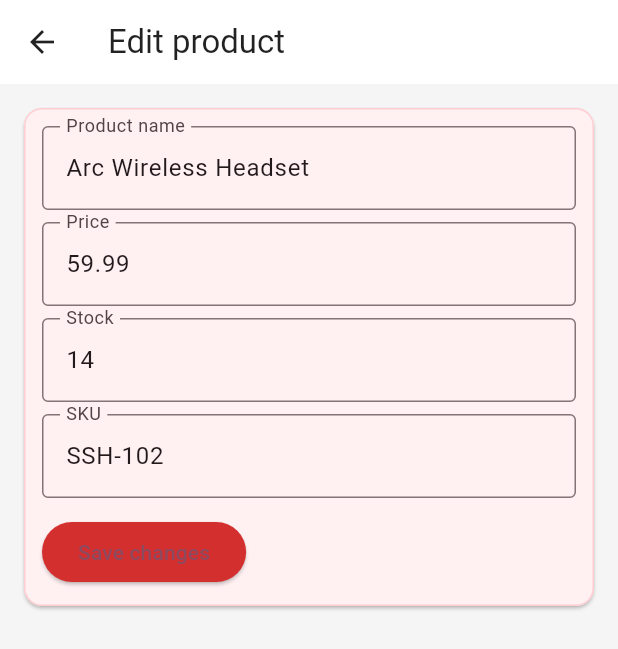
After one commit to Utsavsayami/Shopsage, a Flutter app: the VendorDashboardView screen opened directly, scrolled down 519 dp, after a tap on the "edit" icon, on a phone screen of 412 x 824 dp. The commit adds this screen. Shown: the top 649 px of the screen. Run offline on Flutter 3.47's test engine with Material 3 defaults, Android fonts, the phone set to English and light mode, and no system bars; our stand-ins replace get, shared_preferences; accounts and stored records are empty.

Commit message:
Add vendor dashboard and product management module

```diff
--- /dev/null
+++ b/shopsage/lib/controllers/vendor_controller.dart
@@ -0,0 +1,35 @@
+import 'package:get/get.dart';
+import 'package:shopsage_auth_app/models/product.dart';
+import 'package:shopsage_auth_app/services/product_service.dart';
+
+class VendorController extends GetxController {
+  final products = <Product>[].obs;
+
+  // mock values for orders/revenue shown on dashboard
+  final orders = 42.obs;
+  final pendingOrders = 6.obs;
+  final revenue = 2840.0.obs;
+
+  @override
+  void onInit() {
+    super.onInit();
+    products.assignAll(ProductService.instance.seedProducts());
+  }
+
+  void addProduct(Product p) {
+    products.insert(0, p);
+  }
+
+  void updateProduct(String id, Product updated) {
+    final idx = products.indexWhere((e) => e.id == id);
+    if (idx != -1) products[idx] = updated;
+  }
+
+  void deleteProduct(String id) {
+    products.removeWhere((p) => p.id == id);
+  }
+
+  int get totalProducts => products.length;
+
+  List<Product> get lowStock => products.where((p) => p.stock <= 10).toList();
+}
--- a/shopsage/lib/main.dart
+++ b/shopsage/lib/main.dart
@@ -1,5 +1,7 @@
 import 'package:flutter/material.dart';
-import 'views/login_view.dart';
+import 'package:get/get.dart';
+import 'package:shopsage_auth_app/views/login_view.dart';
+import 'package:shopsage_auth_app/views/vendor_dashboard_view.dart';
 
 void main() {
   runApp(const ShopSageApp());
@@ -10,7 +12,7 @@ class ShopSageApp extends StatelessWidget {
 
   @override
   Widget build(BuildContext context) {
-    return MaterialApp(
+    return GetMaterialApp(
       title: 'ShopSage',
       debugShowCheckedModeBanner: false,
       theme: ThemeData(
@@ -20,7 +22,7 @@ class ShopSageApp extends StatelessWidget {
           border: OutlineInputBorder(),
         ),
       ),
-      home: const LoginView(),
+      home: LoginView(),
     );
   }
 }
--- /dev/null
+++ b/shopsage/lib/models/product.dart
@@ -0,0 +1,34 @@
+class Product {
+  String id;
+  String name;
+  String sku;
+  double price;
+  int stock;
+  DateTime createdAt;
+
+  Product({
+    required this.id,
+    required this.name,
+    required this.sku,
+    required this.price,
+    required this.stock,
+    DateTime? createdAt,
+  }) : createdAt = createdAt ?? DateTime.now();
+
+  Product copyWith({
+    String? id,
+    String? name,
+    String? sku,
+    double? price,
+    int? stock,
+  }) {
+    return Product(
+      id: id ?? this.id,
+      name: name ?? this.name,
+      sku: sku ?? this.sku,
+      price: price ?? this.price,
+      stock: stock ?? this.stock,
+      createdAt: createdAt,
+    );
+  }
+}
--- /dev/null
+++ b/shopsage/lib/services/product_service.dart
@@ -0,0 +1,30 @@
+import 'package:shopsage_auth_app/models/product.dart';
+
+class ProductService {
+  ProductService._privateConstructor();
+  static final ProductService instance = ProductService._privateConstructor();
+
+  // Returns some sample products to seed the UI.
+  List<Product> seedProducts() {
+    return [
+      Product(
+          id: 'p1',
+          name: 'Arc Wireless Headset',
+          sku: 'SSH-102',
+          price: 59.99,
+          stock: 14),
+      Product(
+          id: 'p2',
+          name: 'Compact Power Hub',
+          sku: 'SSH-117',
+          price: 29.99,
+          stock: 8),
+      Product(
+          id: 'p3',
+          name: 'Modular Stand',
+          sku: 'SSH-124',
+          price: 39.99,
+          stock: 24),
+    ];
+  }
+}
--- /dev/null
+++ b/shopsage/lib/views/add_edit_product_view.dart
@@ -0,0 +1,155 @@
+import 'package:flutter/material.dart';
+import 'package:get/get.dart';
+import 'package:shopsage_auth_app/controllers/vendor_controller.dart';
+import 'package:shopsage_auth_app/models/product.dart';
+
+class AddEditProductView extends StatefulWidget {
+  final Product? product;
+  AddEditProductView({Key? key, this.product}) : super(key: key);
+
+  @override
+  State<AddEditProductView> createState() => _AddEditProductViewState();
+}
+
+class _AddEditProductViewState extends State<AddEditProductView> {
+  final _formKey = GlobalKey<FormState>();
+  final _nameCtrl = TextEditingController();
+  final _priceCtrl = TextEditingController();
+  final _skuCtrl = TextEditingController();
+  final _stockCtrl = TextEditingController();
+
+  late VendorController ctrl;
+
+  @override
+  void initState() {
+    super.initState();
+    // Ensure controller exists — if not, register one.
+    ctrl = Get.isRegistered<VendorController>()
+        ? Get.find<VendorController>()
+        : Get.put(VendorController());
+    if (widget.product != null) {
+      _nameCtrl.text = widget.product!.name;
+      _priceCtrl.text = widget.product!.price.toString();
+      _skuCtrl.text = widget.product!.sku;
+      _stockCtrl.text = widget.product!.stock.toString();
+    }
+  }
+
+  @override
+  void dispose() {
+    _nameCtrl.dispose();
+    _priceCtrl.dispose();
+    _skuCtrl.dispose();
+    _stockCtrl.dispose();
+    super.dispose();
+  }
+
+  void _save() {
+    if (!_formKey.currentState!.validate()) return;
+    final name = _nameCtrl.text.trim();
+    final sku = _skuCtrl.text.trim();
+    final price = double.tryParse(_priceCtrl.text) ?? 0.0;
+    final stock = int.tryParse(_stockCtrl.text) ?? 0;
+
+    try {
+      if (widget.product == null) {
+        final p = Product(
+            id: DateTime.now().millisecondsSinceEpoch.toString(),
+            name: name,
+            sku: sku,
+            price: price,
+            stock: stock);
+        ctrl.addProduct(p);
+      } else {
+        final updated = widget.product!
+            .copyWith(name: name, sku: sku, price: price, stock: stock);
+        ctrl.updateProduct(widget.product!.id, updated);
+      }
+      Get.back();
+    } catch (err, st) {
+      Get.snackbar('Error', 'Failed to save product: $err',
+          snackPosition: SnackPosition.BOTTOM);
+      print('Save product error: $err\n$st');
+    }
+  }
+
+  @override
+  Widget build(BuildContext context) {
+    final isEdit = widget.product != null;
+    return Scaffold(
+      backgroundColor: Colors.grey.shade100,
+      appBar: AppBar(
+        title: Text(isEdit ? 'Edit product' : 'Add product'),
+        backgroundColor: Colors.white,
+        foregroundColor: Colors.black87,
+        elevation: 0,
+      ),
+      body: SafeArea(
+        child: SingleChildScrollView(
+          padding: EdgeInsets.only(
+              bottom: MediaQuery.of(context).viewInsets.bottom +
+                  MediaQuery.of(context).padding.bottom +
+                  12),
+          child: Padding(
+            padding: const EdgeInsets.all(12.0),
+            child: Form(
+              key: _formKey,
+              child: Column(children: [
+                Card(
+                  shape: RoundedRectangleBorder(
+                      borderRadius: BorderRadius.circular(12),
+                      side: BorderSide(color: Colors.red.shade100)),
+                  child: Padding(
+                    padding: const EdgeInsets.all(12.0),
+                    child: Column(
+                      children: [
+                        TextFormField(
+                            controller: _nameCtrl,
+                            decoration:
+                                InputDecoration(labelText: 'Product name'),
+                            validator: (v) =>
+                                v == null || v.isEmpty ? 'Required' : null),
+                        SizedBox(height: 8),
+                        TextFormField(
+                            controller: _priceCtrl,
+                            decoration: InputDecoration(labelText: 'Price'),
+                            keyboardType:
+                                TextInputType.numberWithOptions(decimal: true),
+                            validator: (v) =>
+                                v == null || v.isEmpty ? 'Required' : null),
+                        SizedBox(height: 8),
+                        TextFormField(
+                            controller: _stockCtrl,
+                            decoration: InputDecoration(labelText: 'Stock'),
+                            keyboardType: TextInputType.number,
+                            validator: (v) =>
+                                v == null || v.isEmpty ? 'Required' : null),
+                        SizedBox(height: 8),
+                        TextFormField(
+                            controller: _skuCtrl,
+                            decoration: InputDecoration(labelText: 'SKU'),
+                            validator: (v) =>
+                                v == null || v.isEmpty ? 'Required' : null),
+                        SizedBox(height: 12),
+                        Align(
+                          alignment: Alignment.centerLeft,
+                          child: ElevatedButton(
+                            style: ElevatedButton.styleFrom(
+                                backgroundColor: Colors.red.shade700),
+                            onPressed: _save,
+                            child:
+                                Text(isEdit ? 'Save changes' : 'Save product'),
+                          ),
+                        )
+                      ],
+                    ),
+                  ),
+                )
+              ]),
+            ),
+          ),
+        ),
+      ),
+    );
+  }
+}
--- /dev/null
+++ b/shopsage/lib/views/vendor_dashboard_view.dart
@@ -0,0 +1,200 @@
+import 'package:flutter/material.dart';
+import 'package:get/get.dart';
+import 'package:shopsage_auth_app/controllers/vendor_controller.dart';
+import 'package:shopsage_auth_app/views/add_edit_product_view.dart';
+import 'package:shopsage_auth_app/widgets/product_list_item.dart';
+
+class VendorDashboardView extends StatelessWidget {
+  VendorDashboardView({Key? key}) : super(key: key);
+
+  final VendorController ctrl = Get.put(VendorController());
+
+  Widget _statCard(String title, String value, {IconData? icon}) {
+    return Container(
+      padding: EdgeInsets.all(12),
+      decoration: BoxDecoration(
+        color: Colors.white,
+        borderRadius: BorderRadius.circular(12),
+        boxShadow: [BoxShadow(color: Colors.black12, blurRadius: 6)],
+      ),
+      child: Column(
+        crossAxisAlignment: CrossAxisAlignment.start,
+        children: [
+          Row(
+            children: [
+              if (icon != null)
+                Container(
+                  padding: EdgeInsets.all(8),
+                  decoration: BoxDecoration(
+                    color: Colors.grey.shade100,
+                    borderRadius: BorderRadius.circular(8),
+                  ),
+                  child: Icon(icon, size: 20, color: Colors.grey.shade700),
+                ),
+              Spacer(),
+            ],
+          ),
+          SizedBox(height: 8),
+          Text(value,
+              style: TextStyle(fontSize: 20, fontWeight: FontWeight.bold)),
+          SizedBox(height: 6),
+          Text(title, style: TextStyle(color: Colors.grey.shade600)),
+        ],
+      ),
+    );
+  }
+
+  @override
+  Widget build(BuildContext context) {
+    return Scaffold(
+      backgroundColor: Colors.grey.shade100,
+      appBar: AppBar(
+        title: Text('Vendor dashboard'),
+        elevation: 0,
+        backgroundColor: Colors.white,
+        foregroundColor: Colors.black87,
+      ),
+      body: SafeArea(
+        child: Padding(
+          padding: const EdgeInsets.all(12.0),
+          child: LayoutBuilder(
+            builder: (context, constraints) {
+              return SingleChildScrollView(
+                padding: EdgeInsets.only(
+                    bottom: MediaQuery.of(context).viewInsets.bottom + 8),
+                child: Column(
+                  crossAxisAlignment: CrossAxisAlignment.start,
+                  children: <Widget>[
+                    ElevatedButton.icon(
+                      style: ElevatedButton.styleFrom(
+                          backgroundColor: Colors.red.shade700),
+                      onPressed: () => Get.to(() => AddEditProductView()),
+                      icon: Icon(Icons.add_box_outlined),
+                      label: Text('Add product'),
+                    ),
+                    SizedBox(height: 12),
+
+                    // Stats grid — only wrap the dynamic parts in Obx
+                    Column(
+                      children: [
+                        SizedBox(
+                            height: 120,
+                            child: Obx(() => _statCard(
+                                'Total products', '${ctrl.products.length}',
+                                icon: Icons.inventory_2))),
+                        SizedBox(height: 12),
+                        SizedBox(
+                            height: 120,
+                            child: Obx(() => _statCard(
+                                'Orders', '${ctrl.orders.value}',
+                                icon: Icons.shopping_bag_outlined))),
+                        SizedBox(height: 12),
+                        SizedBox(
+                            height: 120,
+                            child: Obx(() => _statCard('Revenue',
+                                '\$${ctrl.revenue.value.toStringAsFixed(0)}',
+                                icon: Icons.attach_money))),
+                        SizedBox(height: 12),
+                        SizedBox(
+                            height: 120,
+                            child: Obx(() => _statCard(
+                                'Pending orders', '${ctrl.pendingOrders.value}',
+                                icon: Icons.pending_actions))),
+                      ],
+                    ),
+
+                    SizedBox(height: 16),
+
+                    // Recent orders (mock)
+                    Container(
+                      width: double.infinity,
+                      padding: EdgeInsets.all(12),
+                      decoration: BoxDecoration(
+                          color: Colors.white,
+                          borderRadius: BorderRadius.circular(12)),
+                      child: Column(
+                          crossAxisAlignment: CrossAxisAlignment.start,
+                          children: [
+                            Text('Recent orders',
+                                style: TextStyle(fontWeight: FontWeight.bold)),
+                            SizedBox(height: 8),
+                            ListView(
+                              shrinkWrap: true,
+                              physics: NeverScrollableScrollPhysics(),
+                              children: [
+                                ListTile(
+                                    title: Text('#SS-10284'),
+                                    trailing: Text('\$119.00'),
+                                    subtitle: Text('Processing')),
+                                ListTile(
+                                    title: Text('#SS-10279'),
+                                    trailing: Text('\$36.00'),
+                                    subtitle: Text('Processing')),
+                                ListTile(
+                                    title: Text('#SS-10273'),
+                                    trailing: Text('\$79.00'),
+                                    subtitle: Text('Processing')),
+                              ],
+                            )
+                          ]),
+                    ),
+
+                    SizedBox(height: 12),
+
+                    // Low stock alert
+                    Obx(() {
+                      final low = ctrl.lowStock;
+                      return Container(
+                        width: double.infinity,
+                        padding: EdgeInsets.all(12),
+                        decoration: BoxDecoration(
+                            color: Colors.white,
+                            borderRadius: BorderRadius.circular(12)),
+                        child: Column(
+                            crossAxisAlignment: CrossAxisAlignment.start,
+                            children: [
+                              Text('Low stock alert',
+                                  style:
+                                      TextStyle(fontWeight: FontWeight.bold)),
+                              SizedBox(height: 8),
+                              if (low.isEmpty) Text('No low stock items'),
+                              ...low.map((p) => ListTile(
+                                  contentPadding: EdgeInsets.zero,
+                                  title: Text(p.name),
+                                  trailing: Text('${p.stock} left',
+                                      style: TextStyle(color: Colors.orange))))
+                            ]),
+                      );
+                    }),
+
+                    SizedBox(height: 12),
+
+                    // Product list
+                    Text('Products',
+                        style: TextStyle(
+                            fontWeight: FontWeight.bold, fontSize: 16)),
+                    SizedBox(height: 8),
+                    Obx(() => ListView.separated(
+                          shrinkWrap: true,
+                          physics: NeverScrollableScrollPhysics(),
+                          itemCount: ctrl.products.length,
+                          separatorBuilder: (_, __) => SizedBox(height: 8),
+                          itemBuilder: (context, idx) {
+                            final p = ctrl.products[idx];
+                            return ProductListItem(
+                                product: p,
+                                onEdit: () => Get.to(
+                                    () => AddEditProductView(product: p)),
+                                onDelete: () => ctrl.deleteProduct(p.id));
+                          },
+                        )),
+                  ],
+                ),
+              );
+            },
+          ),
+        ),
+      ),
+    );
+  }
+}
--- /dev/null
+++ b/shopsage/lib/widgets/product_list_item.dart
@@ -0,0 +1,36 @@
+import 'package:flutter/material.dart';
+import 'package:shopsage_auth_app/models/product.dart';
+
+class ProductListItem extends StatelessWidget {
+  final Product product;
+  final VoidCallback? onEdit;
+  final VoidCallback? onDelete;
+
+  const ProductListItem(
+      {Key? key, required this.product, this.onEdit, this.onDelete})
+      : super(key: key);
+
+  @override
+  Widget build(BuildContext context) {
+    return Container(
+      decoration: BoxDecoration(
+          color: Colors.white, borderRadius: BorderRadius.circular(12)),
+      child: ListTile(
+        leading: CircleAvatar(
+            backgroundColor: Colors.grey.shade200,
+            child: Text(product.name.isNotEmpty ? product.name[0] : '?')),
+        title:
+            Text(product.name, style: TextStyle(fontWeight: FontWeight.bold)),
+        subtitle: Text(product.sku),
+        trailing: Row(mainAxisSize: MainAxisSize.min, children: [
+          IconButton(
+              icon: Icon(Icons.edit_outlined, color: Colors.grey.shade700),
+              onPressed: onEdit),
+          IconButton(
+              icon: Icon(Icons.delete_outline, color: Colors.red.shade700),
+              onPressed: onDelete),
+        ]),
+      ),
+    );
+  }
+}
--- a/shopsage/pubspec.yaml
+++ b/shopsage/pubspec.yaml
@@ -9,6 +9,7 @@ environment:
 dependencies:
   flutter:
     sdk: flutter
+  get: ^4.7.3
   http: ^1.2.2
   shared_preferences: ^2.3.2
 
```
Also changed, not shown: shopsage/pubspec.lock.
